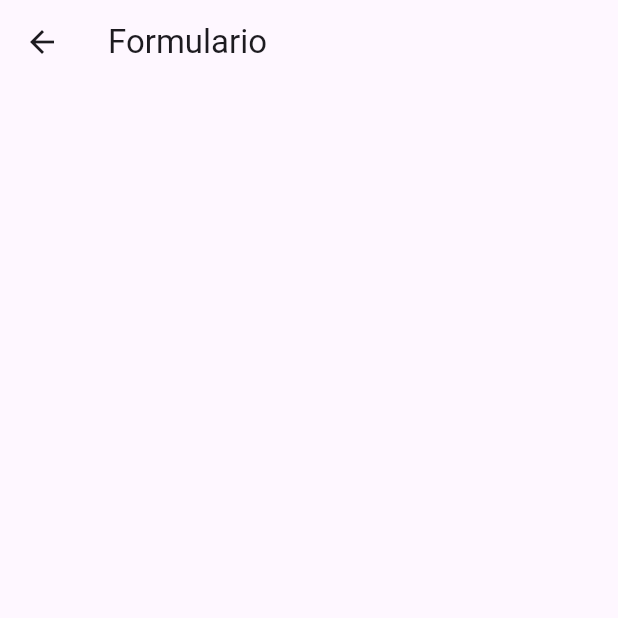
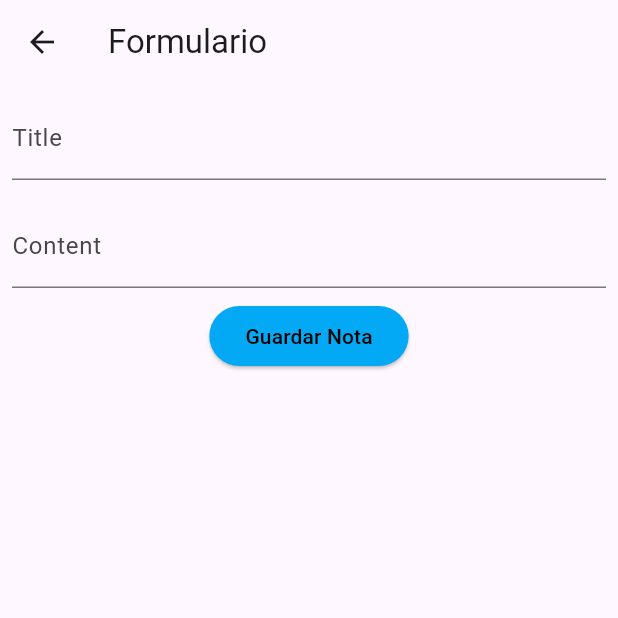
Before and after one commit to MelanyRM25/app_notas_flutter, a Flutter app: the Formulario screen opened directly, on a phone screen of 412 x 824 dp, the top half of it. Run offline on Flutter 3.47's test engine with Material 3 defaults, Android fonts, the phone set to English and light mode, and no system bars; network calls fail.

Commit message:
Colocado Estilosde Boton

```diff
--- a/lib/pages/formulario.dart
+++ b/lib/pages/formulario.dart
@@ -8,13 +8,42 @@ class Formulario extends StatefulWidget {
 }
 
 class _FormularioState extends State<Formulario> {
+  //campos de formulario
+  TextEditingController titleController = TextEditingController();
+  TextEditingController contentController = TextEditingController();
+
   @override
   Widget build(BuildContext context) {
     return Scaffold(
       appBar: AppBar(
         title: Text("Formulario"),
       ),
-      body: Column(),
+      body: Column(
+        children: [
+          Padding(
+            padding: const EdgeInsets.all(8.0),
+            child: TextField(
+              controller: titleController,
+              decoration: InputDecoration(labelText: "Title"),
+            ),
+          ),
+          Padding(
+            padding: const EdgeInsets.all(8.0),
+            child: TextField(
+              controller: contentController,
+              decoration: InputDecoration(labelText: "Content"),
+            ),
+          ),
+          ElevatedButton(
+              style: ElevatedButton.styleFrom(
+                  backgroundColor: Colors.lightBlue,
+                  foregroundColor: Colors.black),
+              onPressed: () {
+                print(titleController.text);
+              },
+              child: Text("Guardar Nota"))
+        ],
+      ),
     );
   }
 }
```
